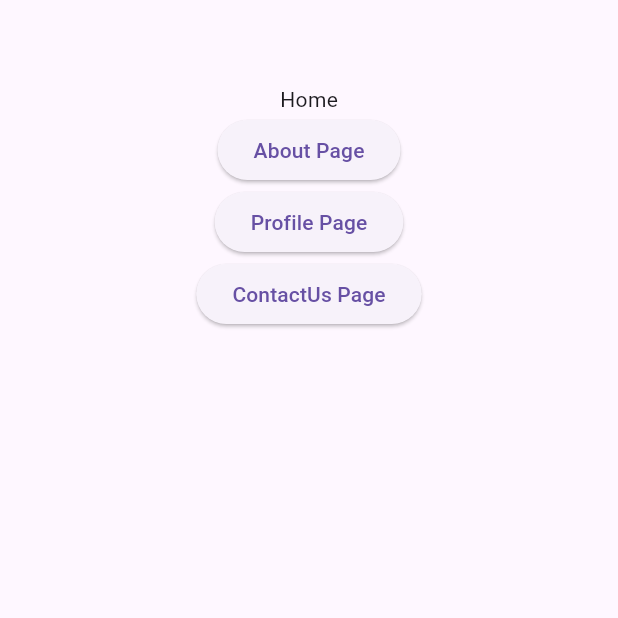
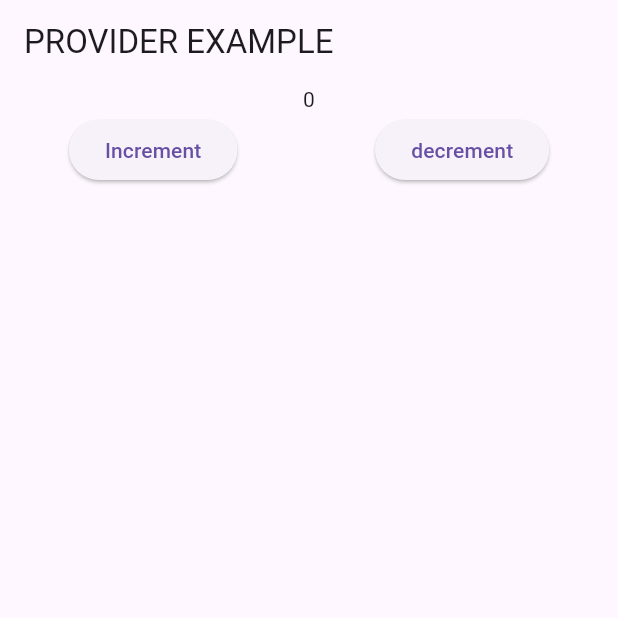
Before and after one commit to jay-simformsolutions/Practical_5, a Flutter app: the screen it shows after launch, on a phone screen of 412 x 824 dp, the top half of it. Run offline on Flutter 3.47's test engine with Material 2 defaults, Android fonts, the phone set to English and light mode, and no system bars; our stand-ins replace go_router.

Commit message:
🌱 Add Provider Example

```diff
--- a/lib/BuildWidget/BuilderLayout/home_landscap.dart
+++ b/lib/BuildWidget/BuilderLayout/home_landscap.dart
@@ -38,19 +38,19 @@ class HomeLandscapeWidget extends StatelessWidget {
           child: Column(
             crossAxisAlignment: CrossAxisAlignment.stretch,
             children: <Widget>[
-              Expanded(
+              const Expanded(
                 child: HomeCardWidget(
                   cardText: "Card 4",
                 ),
               ),
-              Expanded(
+              const Expanded(
                 child: HomeCardWidget(
                   cardText: "Card 5",
                 ),
               ),
               IconButton(
                 onPressed: () {},
-                icon: ImageIcon(
+                icon: const ImageIcon(
                   NetworkImage(
                       "https://blog.logrocket.com/wp-content/uploads/2021/06/flutter-futurebuild-.png"),
                 ),
--- a/lib/BuildWidget/BuilderLayout/home_potrait.dart
+++ b/lib/BuildWidget/BuilderLayout/home_potrait.dart
@@ -38,16 +38,16 @@ class HomePortraitWidget extends StatelessWidget {
           child: Row(
             crossAxisAlignment: CrossAxisAlignment.stretch,
             children: <Widget>[
-              Expanded(
+              const Expanded(
                 child: HomeCardWidget(cardText: "Card 4"),
               ),
-              Expanded(
+              const Expanded(
                 child: HomeCardWidget(cardText: "Card 5"),
               ),
               Expanded(
                 child: IconButton(
                   onPressed: () {},
-                  icon: ImageIcon(
+                  icon: const ImageIcon(
                     NetworkImage(
                         scale: 10,
                         "https://images.pexels.com/photos/674010/pexels-photo-674010.jpeg?cs=srgb&dl=pexels-anjana-c-674010.jpg&fm=jpg"),
--- a/lib/BuildWidget/future_builder.dart
+++ b/lib/BuildWidget/future_builder.dart
@@ -49,13 +49,13 @@ class _FutureBuilderWidgetState extends State<FutureBuilderWidget> {
                 }
               },
             ),
-            Spacer(),
+            const Spacer(),
             ElevatedButton(
                 onPressed: () {
                   generateNumbers();
                   setState(() {});
                 },
-                child: Text("Click to Get Future Response")),
+                child: const Text("Click to Get Future Response")),
           ],
         ),
       ),
--- a/lib/BuildWidget/stream_builder.dart
+++ b/lib/BuildWidget/stream_builder.dart
@@ -11,7 +11,7 @@ class StreamBuilderStateWidget extends StatefulWidget {
 class _StreamBuilderStateWidgetState extends State<StreamBuilderStateWidget> {
   Stream<DateTime> generateNumber() async* {
     while (true) {
-      await Future.delayed(Duration(seconds: 1));
+      await Future.delayed(const Duration(seconds: 1));
       yield DateTime.now();
     }
   }
@@ -20,7 +20,7 @@ class _StreamBuilderStateWidgetState extends State<StreamBuilderStateWidget> {
   Widget build(BuildContext context) {
     return Scaffold(
       appBar: AppBar(
-        title: Text("STREAM BUILDER"),
+        title: const Text("STREAM BUILDER"),
         centerTitle: true,
       ),
       //backgroundColor: Colors.deepPurple,
@@ -32,7 +32,7 @@ class _StreamBuilderStateWidgetState extends State<StreamBuilderStateWidget> {
                 stream: generateNumber(),
                 builder: (context, snapshot) {
                   if (snapshot.connectionState == ConnectionState.waiting) {
-                    return CircularProgressIndicator();
+                    return const CircularProgressIndicator();
                   } else if (snapshot.connectionState ==
                           ConnectionState.active ||
                       snapshot.connectionState == ConnectionState.done) {
--- a/lib/Go_Router/pages/about.dart
+++ b/lib/Go_Router/pages/about.dart
@@ -8,7 +8,7 @@ class About extends StatelessWidget {
     return Scaffold(
       appBar: AppBar(),
       body: Container(
-        child: Center(
+        child: const Center(
           child: Text('About'),
         ),
       ),
--- /dev/null
+++ b/lib/Provider/counter_notifier.dart
@@ -0,0 +1,17 @@
+import 'package:flutter/material.dart';
+
+class Counter extends ChangeNotifier {
+  int count = 0;
+
+  int get getCount => count;
+
+  void incrementCounter() {
+    count++;
+    notifyListeners();
+  }
+
+  void decrementCounter() {
+    count--;
+    notifyListeners();
+  }
+}
--- /dev/null
+++ b/lib/Provider/provider_example.dart
@@ -0,0 +1,52 @@
+import 'package:flutter/material.dart';
+import 'package:practical_5/Provider/counter_notifier.dart';
+import 'package:provider/provider.dart';
+
+class ProviderExample extends StatelessWidget {
+  const ProviderExample({Key? key}) : super(key: key);
+
+  @override
+  Widget build(BuildContext context) {
+    final Counter _countProvider = Provider.of<Counter>(context);
+
+    return Scaffold(
+      appBar: AppBar(
+        title: Text('PROVIDER EXAMPLE'),
+      ),
+      body: Center(
+        child: Column(
+          children: [
+            Consumer<Counter>(
+              builder: (context, value, child) => Text(
+                context.read<Counter>().count.toString(),
+                // context.watch<Counter>().count.toString(),
+                //value.count.toString()
+              ),
+            ),
+            Row(
+              mainAxisAlignment: MainAxisAlignment.spaceAround,
+              children: [
+                ElevatedButton(
+                  onPressed: () {
+                    print("Increment called");
+                    Provider.of<Counter>(context, listen: false)
+                        .incrementCounter();
+                  },
+                  child: Text('Increment'),
+                ),
+                ElevatedButton(
+                  onPressed: () {
+                    print("decrement caleed");
+                    Provider.of<Counter>(context, listen: false)
+                        .decrementCounter();
+                  },
+                  child: Text('decrement'),
+                ),
+              ],
+            ),
+          ],
+        ),
+      ),
+    );
+  }
+}
--- a/lib/main.dart
+++ b/lib/main.dart
@@ -1,6 +1,8 @@
 import 'package:flutter/material.dart';
+import 'package:practical_5/Provider/counter_notifier.dart';
+import 'package:provider/provider.dart';
 
-import 'Go_Router/app_route_config.dart';
+import 'Provider/provider_example.dart';
 
 void main() {
   // TODO: implement main
@@ -15,15 +17,15 @@ class MyApp extends StatelessWidget {
   @override
   Widget build(BuildContext context) {
     ///For Go Router
-    return MaterialApp.router(
-      // routeInformationParser:
-      //     NyAppRouter.returnRouter(false).routeInformationParser,
-      // routerDelegate: NyAppRouter.returnRouter(false).routerDelegate,
-      routerConfig: NyAppRouter.returnRouter(false),
-      theme: ThemeData(
-        useMaterial3: true,
-      ),
-    );
+    // return MaterialApp.router(
+    //   // routeInformationParser:
+    //   //     NyAppRouter.returnRouter(false).routeInformationParser,
+    //   // routerDelegate: NyAppRouter.returnRouter(false).routerDelegate,
+    //   routerConfig: NyAppRouter.returnRouter(false),
+    //   theme: ThemeData(
+    //     useMaterial3: true,
+    //   ),
+    // );
 
     ///For Route Observer
     // return MaterialApp(
@@ -37,5 +39,21 @@ class MyApp extends StatelessWidget {
     //     'screen3': (context) => const Screen3(),
     //   },
     // );
+
+    //For Provider
+    /// Provider solve the problem related to InheritadeWidget and make
+    /// functions and variable globally accessible and MaterialApp is remain
+    /// throughout the App that's why we need ro wrap Provider with MaterialApp.
+    print("Lazy is Called");
+    return ChangeNotifierProvider<Counter>(
+      create: (_) => Counter(),
+      lazy: true,
+      child: MaterialApp(
+        theme: ThemeData(
+          useMaterial3: true,
+        ),
+        home: const ProviderExample(),
+      ),
+    );
   }
 }
```
Also changed, not shown: 3 other files.
